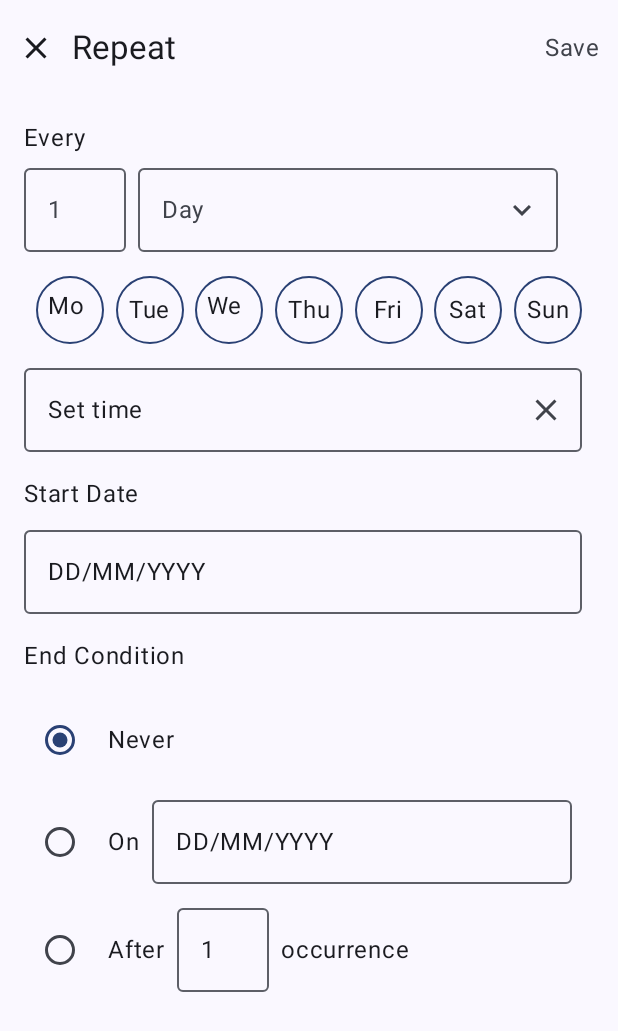
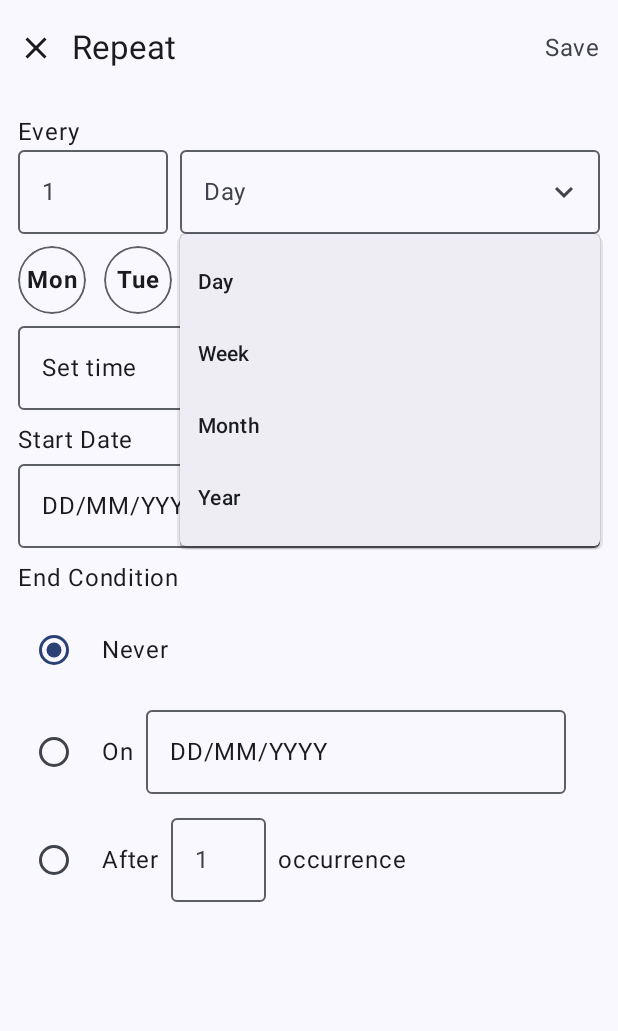
Before and after one commit to minhkhang1505/kotlin_task_management, an Android app built with Jetpack Compose: the RepeatPage screen opened through its navigation route, after a tap on "Day", on a phone screen of 412 x 824 dp. Shown: the top 1031 px of the screen. Run offline under Robolectric (Android 15) with nearby library versions, the phone set to English and light mode, and no system bars; our stand-ins replace Dagger/Hilt's generated code, Room's generated code.

Commit message:
finish add repeat page

```diff
--- a/app/src/main/java/com/nguyenminhkhang/taskmanagement/ui/floataction/RepeatPage.kt
+++ b/app/src/main/java/com/nguyenminhkhang/taskmanagement/ui/floataction/RepeatPage.kt
@@ -10,14 +10,18 @@ import androidx.compose.foundation.layout.Row
 import androidx.compose.foundation.layout.fillMaxWidth
 import androidx.compose.foundation.layout.padding
 import androidx.compose.foundation.layout.size
+import androidx.compose.foundation.layout.width
 import androidx.compose.foundation.selection.selectable
 import androidx.compose.foundation.selection.selectableGroup
+import androidx.compose.foundation.shape.CircleShape
 import androidx.compose.foundation.shape.RoundedCornerShape
 import androidx.compose.foundation.text.KeyboardActions
 import androidx.compose.foundation.text.KeyboardOptions
 import androidx.compose.material.icons.Icons
 import androidx.compose.material.icons.filled.Clear
 import androidx.compose.material.icons.filled.KeyboardArrowDown
+import androidx.compose.material3.DropdownMenu
+import androidx.compose.material3.DropdownMenuItem
 import androidx.compose.material3.ExperimentalMaterial3Api
 import androidx.compose.material3.Icon
 import androidx.compose.material3.MaterialTheme
@@ -34,9 +38,14 @@ import androidx.compose.runtime.remember
 import androidx.compose.runtime.setValue
 import androidx.compose.ui.Alignment
 import androidx.compose.ui.Modifier
+import androidx.compose.ui.draw.clip
 import androidx.compose.ui.graphics.Color
+import androidx.compose.ui.layout.onSizeChanged
+import androidx.compose.ui.platform.LocalDensity
 import androidx.compose.ui.platform.LocalFocusManager
 import androidx.compose.ui.semantics.Role
+import androidx.compose.ui.text.font.FontWeight
+import androidx.compose.ui.text.input.ImeAction
 import androidx.compose.ui.text.input.KeyboardType
 import androidx.compose.ui.unit.dp
 import androidx.navigation.NavController
@@ -48,16 +57,16 @@ import com.nguyenminhkhang.taskmanagement.ui.pagertab.state.toHourMinuteString
 @Composable
 fun RepeatPage(navController: NavController) {
     val dayItems = listOf("Mon", "Tue", "Wed", "Thu", "Fri", "Sat", "Sun")
-    var timeAndDay by remember { mutableStateOf("") }
+    val selectedDays = remember { mutableStateOf(setOf<String>()) }
     var isSelectedDay by remember { mutableStateOf(false) }
     var isShowStartDatePicker by remember { mutableStateOf(false) }
     var isShowEndDatePicker by remember { mutableStateOf(false) }
     var selectedStartDay by remember { mutableStateOf("DD/MM/YYYY") }
     var selectedEndDay by remember { mutableStateOf("DD/MM/YYYY") }
-    var selectedDays by remember { mutableStateOf("") }
     var isShowTimePicker by remember { mutableStateOf(false) }
     var selectedTime by remember { mutableStateOf("Set time") }
-    var repeatTimes by remember { mutableStateOf("1") }
+    var enterRepeatTimes by remember { mutableStateOf("") }
+    var repeatTimesEndCondition by remember { mutableStateOf("") }
     var isShowDropdownSelectedType by remember { mutableStateOf(false) }
     val repeatType = remember { mutableListOf("Day", "Week", "Month", "Year") }
     var selectedRepeatType by remember { mutableStateOf(repeatType[0]) }
@@ -98,24 +107,38 @@ fun RepeatPage(navController: NavController) {
         Column(
             modifier = Modifier
                 .padding(it)
-                .padding(16.dp),
-            verticalArrangement = Arrangement.spacedBy(8.dp)
+                .padding(12.dp),
+            verticalArrangement = Arrangement.SpaceEvenly
         ) {
             Text(text = "Every")
             Row (
-                modifier = Modifier.fillMaxWidth()
+                modifier = Modifier.fillMaxWidth(),
             ) {
+                val focusManager = LocalFocusManager.current
                 OutlinedTextField(
-                    value = "",
+                    value = enterRepeatTimes,
                     placeholder = { Text("1") },
-                    onValueChange = { repeatTimes = it },
-                    keyboardOptions = KeyboardOptions(keyboardType =  KeyboardType.Number),
-                    modifier = Modifier.weight(0.2f).padding(end = 8.dp),
+                    onValueChange = { enterRepeatTimes = it },
+                    keyboardOptions = KeyboardOptions(keyboardType =  KeyboardType.Number, imeAction = ImeAction.Done),
+                    modifier = Modifier
+                        .weight(0.2f)
+                        .padding(end = 8.dp),
                     maxLines = 1,
                     singleLine = true,
+                    keyboardActions = KeyboardActions(
+                        onDone = {
+                            focusManager.clearFocus()
+                        }
+                    )
                 )
+                var textFieldWidth by remember { mutableStateOf(0.dp) }
+                val density = LocalDensity.current
                 Box (
-                    modifier = Modifier.padding(end = 8.dp).weight(0.8f).clickable {  }
+                    modifier = Modifier
+                        .onSizeChanged { size ->
+                            textFieldWidth = with(density) { size.width.toDp() }
+                        }
+                        .clickable { isShowDropdownSelectedType = !isShowDropdownSelectedType }
                 ) {
                     OutlinedTextField(
                         value = "",
@@ -125,26 +148,49 @@ fun RepeatPage(navController: NavController) {
                             selectedRepeatType = it },
                         trailingIcon = {
                             Icon(Icons.Default.KeyboardArrowDown, contentDescription = "Dropdown",
-                                modifier = Modifier
-                                    .padding(8.dp)
-                                    .clickable { isShowDropdownSelectedType = !isShowDropdownSelectedType }
+                                modifier = Modifier.padding(8.dp)
                             )
                         },
                         readOnly = true,
                         enabled = false,
                         colors = OUTLINETEXTFIELD_COLOR,
                     )
+                    DropdownMenu(
+                        expanded = isShowDropdownSelectedType,
+                        onDismissRequest = { isShowDropdownSelectedType = false },
+                        modifier = Modifier.width(textFieldWidth)
+                    ) {
+                        repeatType.forEach { type ->
+                            DropdownMenuItem(
+                                text = { Text(type) },
+                                onClick = {
+                                    selectedRepeatType = type
+                                    isShowDropdownSelectedType = false
+                                },
+                            )
+                        }
+                    }
                 }
             }
             Row(
-                modifier = Modifier.fillMaxWidth().padding(8.dp),
+                modifier = Modifier
+                    .fillMaxWidth()
+                    .padding(vertical = 8.dp),
                 horizontalArrangement = Arrangement.SpaceBetween,
             ) {
                 dayItems.forEach { day ->
-                    DayItem(
+                    DayChip(
                         day = day,
-                        isSelected = false,
-                        onClick = { isSelectedDay = !isSelectedDay }
+                        isSelected = selectedDays.value.contains(day),
+                        onDayClick = {clickedDay->
+                            val currentSelection = selectedDays.value.toMutableSet()
+                            if( currentSelection.contains(clickedDay)) {
+                                currentSelection.remove(clickedDay)
+                            } else {
+                                currentSelection.add(clickedDay)
+                            }
+                            selectedDays.value = currentSelection
+                        }
                     )
                 }
             }
@@ -155,7 +201,6 @@ fun RepeatPage(navController: NavController) {
                     value = selectedTime,
                     onValueChange = {},
                     modifier = Modifier
-                        .padding(end = 8.dp)
                         .fillMaxWidth(),
                     trailingIcon = {
                         Icon(Icons.Default.Clear, contentDescription = "Clear",
@@ -177,7 +222,6 @@ fun RepeatPage(navController: NavController) {
                     value = selectedStartDay,
                     onValueChange = {},
                     modifier = Modifier
-                        .padding(end = 8.dp)
                         .fillMaxWidth(),
                     readOnly = true,
                     enabled = false,
@@ -215,7 +259,7 @@ fun RepeatPage(navController: NavController) {
                                     modifier = Modifier.padding(end = 8.dp),
                                     style = MaterialTheme.typography.bodyLarge
                                 )
-                                Box(modifier = Modifier.weight(1f).padding(end = 8.dp)
+                                Box(modifier = Modifier
                                     .selectable(
                                         selected = ("At" == selectedOption),
                                         onClick = {
@@ -240,9 +284,11 @@ fun RepeatPage(navController: NavController) {
                                     modifier = Modifier.padding(end = 8.dp),
                                     style = MaterialTheme.typography.bodyLarge
                                 )
+                                val focusManager = LocalFocusManager.current
                                 OutlinedTextField(
-                                    value = repeatTimes,
-                                    onValueChange = { repeatTimes = it },
+                                    value = repeatTimesEndCondition,
+                                    placeholder = { Text("1") },
+                                    onValueChange = { repeatTimesEndCondition = it },
                                     modifier = Modifier
                                         .weight(0.2f)
                                         .padding(end = 8.dp)
@@ -251,13 +297,15 @@ fun RepeatPage(navController: NavController) {
                                             onClick = { onOptionSelected("After") },
                                             role = Role.RadioButton
                                         ),
-                                    keyboardOptions = KeyboardOptions(keyboardType = KeyboardType.Number),
+                                    keyboardOptions = KeyboardOptions(keyboardType = KeyboardType.Number, imeAction = ImeAction.Done),
                                     enabled = ("After" == selectedOption),
                                     colors = OUTLINETEXTFIELD_COLOR,
                                     maxLines = 1,
                                     singleLine = true,
                                     keyboardActions = KeyboardActions(
-                                        onDone = { }
+                                        onDone = {
+                                            focusManager.clearFocus()
+                                        }
                                     )
                                 )
                                 Text(
@@ -298,21 +346,32 @@ fun RepeatPage(navController: NavController) {
 }
 
 @Composable
-fun DayItem(day: String, isSelected: Boolean, onClick: () -> Unit) {
+fun DayChip(
+    day: String,
+    isSelected: Boolean,
+    onDayClick: (String) -> Unit
+) {
+    val backgroundColor = if (isSelected) MaterialTheme.colorScheme.primary else Color.Transparent
+    val textColor = if (isSelected) MaterialTheme.colorScheme.onPrimary else MaterialTheme.colorScheme.onSurface
+
     Box(
-        modifier = Modifier.border(
-            width = 1.dp,
-            shape = RoundedCornerShape(50.dp),
-            color = MaterialTheme.colorScheme.primary,
-        ).size(45.dp)
-            .clickable { onClick() }
-            .then(if (isSelected) Modifier.background(shape = RoundedCornerShape(50.dp), color = MaterialTheme.colorScheme.primary) else Modifier),
-        contentAlignment = Alignment.Center
+        contentAlignment = Alignment.Center,
+        modifier = Modifier
+            .size(45.dp)
+            .clip(CircleShape)
+            .background(backgroundColor)
+            .border(
+                width = 1.dp,
+                color = if (isSelected) Color.Transparent else MaterialTheme.colorScheme.outline,
+                shape = CircleShape
+            )
+            // Xử lý sự kiện click
+            .clickable { onDayClick(day) }
     ) {
-        Text(text = day,
-            modifier = Modifier
-                .padding(8.dp),
-            color = if (isSelected) MaterialTheme.colorScheme.onPrimary else MaterialTheme.colorScheme.onSurface
+        Text(
+            text = day,
+            color = textColor,
+            fontWeight = FontWeight.Bold
         )
     }
 }
```
